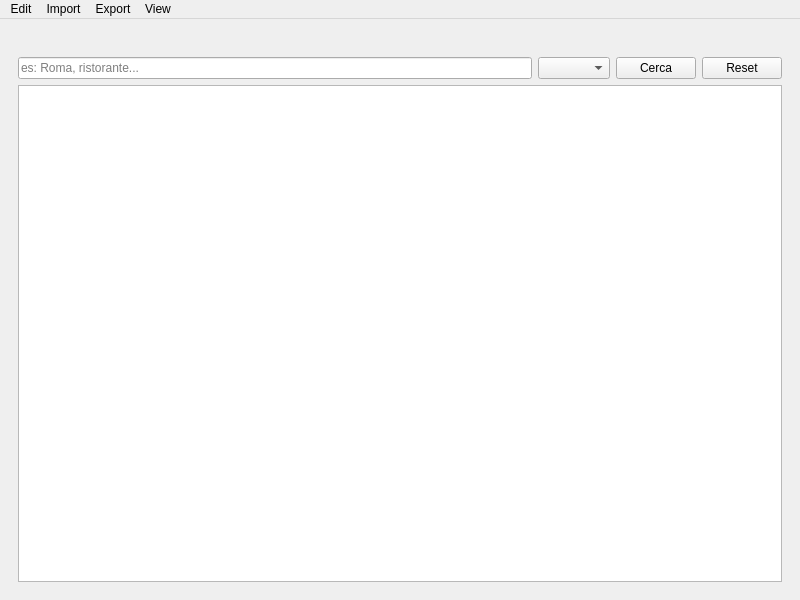
The window that mainwindow.ui (biasuzzi-davide/CapitalFocus) describes before a commit, drawn with Qt 5.
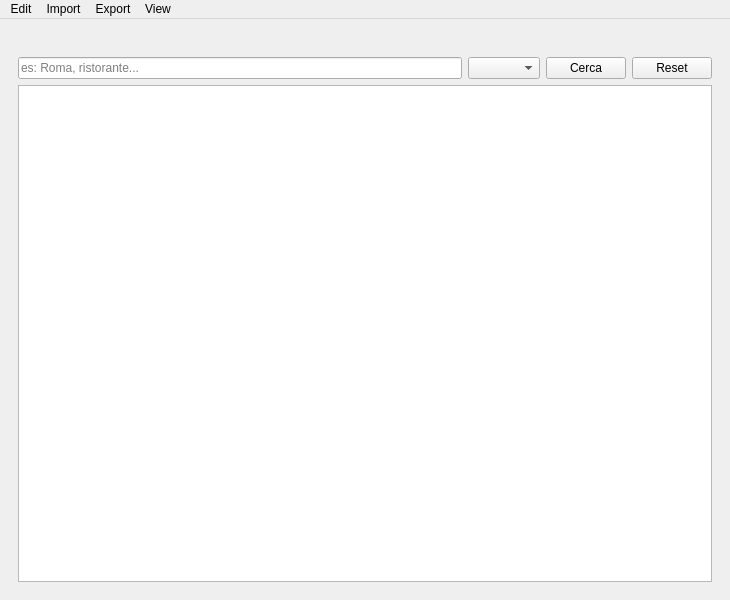
The same window after the commit. Icons and pictures are not drawn.

```diff
--- a/mainwindow.ui
+++ b/mainwindow.ui
@@ -6,7 +6,7 @@
    <rect>
     <x>0</x>
     <y>0</y>
-    <width>800</width>
+    <width>730</width>
     <height>600</height>
    </rect>
   </property>
@@ -91,7 +91,11 @@
          </layout>
         </item>
         <item>
-         <widget class="QListWidget" name="listWidgetResults"/>
+         <widget class="QListWidget" name="listWidgetResults">
+          <property name="autoFillBackground">
+           <bool>false</bool>
+          </property>
+         </widget>
         </item>
        </layout>
       </widget>
@@ -185,8 +189,8 @@
     <rect>
      <x>0</x>
      <y>0</y>
-     <width>800</width>
-     <height>37</height>
+     <width>730</width>
+     <height>24</height>
     </rect>
    </property>
    <widget class="QMenu" name="menuImport">
```
Left out of the diff: 3 changed lines with no effect on the pictures.
